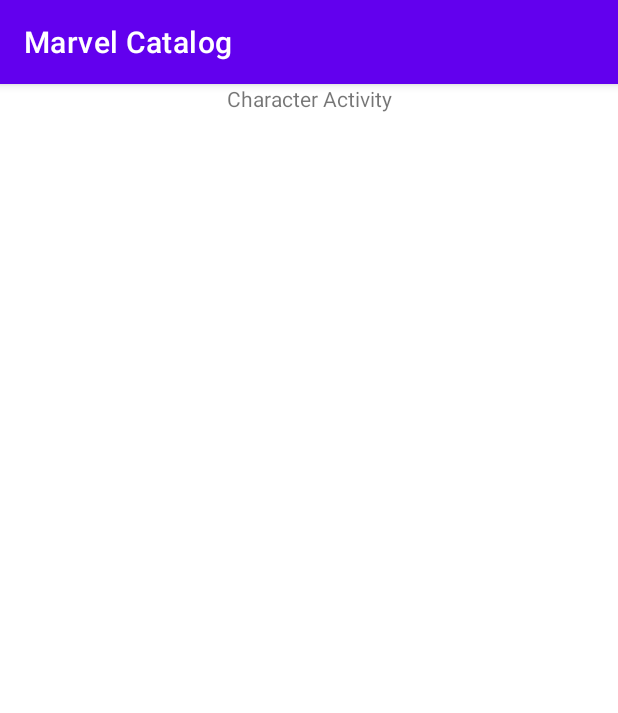
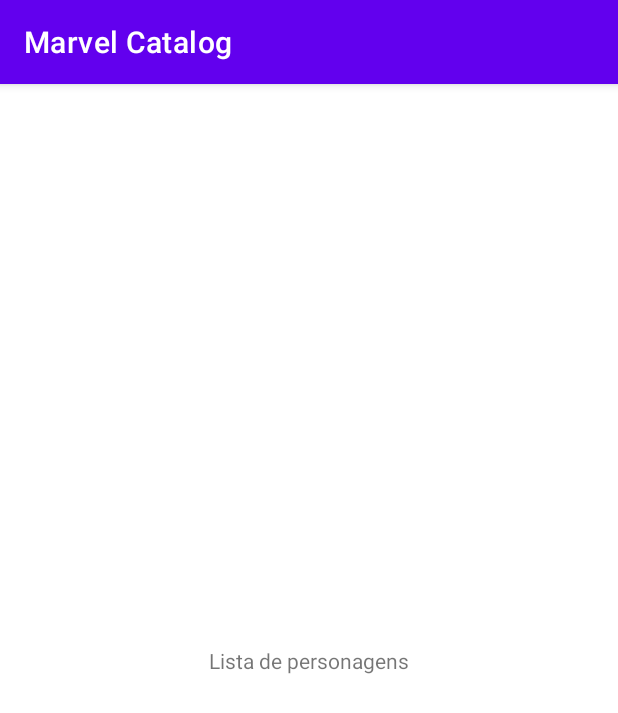
Before and after one commit to augusstoflavio/marvel-catalog, an Android app: the HomeActivity screen opened directly, with no data from a screen before it, on a phone screen of 412 x 824 dp. Shown: the top 713 px of the screen. Run offline under Robolectric (Android 15) with nearby library versions, the phone set to English and light mode, and no system bars.

Commit message:
feat: add navgraph

```diff
--- a/build.gradle
+++ b/build.gradle
@@ -12,6 +12,9 @@ buildscript {
         classpath deps.classpath.android
         classpath "org.jetbrains.kotlin:kotlin-serialization:1.6.10"
 
+        def nav_version = "2.4.1"
+        classpath "androidx.navigation:navigation-safe-args-gradle-plugin:$nav_version"
+
         // NOTE: Do not place your application dependencies here; they belong
         // in the individual module build.gradle files
     }
--- a/character/src/main/java/com/marvelcatalog/character/presentation/activity/HomeActivity.kt
+++ b/character/src/main/java/com/marvelcatalog/character/presentation/activity/HomeActivity.kt
@@ -2,12 +2,13 @@ package com.marvelcatalog.character.presentation.activity
 
 import androidx.appcompat.app.AppCompatActivity
 import android.os.Bundle
-import com.marvelcatalog.character.R
+import com.marvelcatalog.character.databinding.ActivityHomeBinding
 
 class HomeActivity : AppCompatActivity() {
 
     override fun onCreate(savedInstanceState: Bundle?) {
         super.onCreate(savedInstanceState)
-        setContentView(R.layout.activity_home)
+        val binding = ActivityHomeBinding.inflate(layoutInflater)
+        setContentView(binding.root)
     }
 }
--- /dev/null
+++ b/character/src/main/java/com/marvelcatalog/character/presentation/fragment/CharacterListFragment.kt
@@ -0,0 +1,28 @@
+package com.marvelcatalog.character.presentation.fragment
+
+import android.os.Bundle
+import android.view.LayoutInflater
+import android.view.View
+import android.view.ViewGroup
+import androidx.fragment.app.Fragment
+import com.marvelcatalog.character.databinding.FragmentCharacterListBinding
+
+class CharacterListFragment: Fragment() {
+
+    private var _binding: FragmentCharacterListBinding? = null
+    private val binding get() = _binding!!
+
+    override fun onCreateView(
+        inflater: LayoutInflater,
+        container: ViewGroup?,
+        savedInstanceState: Bundle?
+    ): View {
+        _binding = FragmentCharacterListBinding.inflate(inflater, container, false)
+        return binding.root
+    }
+
+    override fun onDestroyView() {
+        super.onDestroyView()
+        _binding = null
+    }
+}
--- a/character/src/main/res/layout/activity_home.xml
+++ b/character/src/main/res/layout/activity_home.xml
@@ -6,12 +6,15 @@
     android:layout_height="match_parent"
     tools:context=".presentation.activity.HomeActivity">
 
-    <TextView
-        android:id="@+id/textView"
-        android:layout_width="wrap_content"
-        android:layout_height="wrap_content"
-        android:text="Character Activity"
-        app:layout_constraintEnd_toEndOf="parent"
-        app:layout_constraintStart_toStartOf="parent"
-        app:layout_constraintTop_toTopOf="parent" />
+    <androidx.fragment.app.FragmentContainerView
+        android:id="@+id/nav_host_fragment"
+        android:name="androidx.navigation.fragment.NavHostFragment"
+        android:layout_width="0dp"
+        android:layout_height="0dp"
+        app:layout_constraintLeft_toLeftOf="parent"
+        app:layout_constraintRight_toRightOf="parent"
+        app:layout_constraintTop_toTopOf="parent"
+        app:layout_constraintBottom_toBottomOf="parent"
+        app:defaultNavHost="true"
+        app:navGraph="@navigation/character_nav_graph" />
 </androidx.constraintlayout.widget.ConstraintLayout>
--- /dev/null
+++ b/character/src/main/res/layout/fragment_character_list.xml
@@ -0,0 +1,17 @@
+<?xml version="1.0" encoding="utf-8"?>
+<androidx.constraintlayout.widget.ConstraintLayout xmlns:android="http://schemas.android.com/apk/res/android"
+    xmlns:app="http://schemas.android.com/apk/res-auto"
+    xmlns:tools="http://schemas.android.com/tools"
+    android:layout_width="match_parent"
+    android:layout_height="match_parent">
+
+    <TextView
+        android:id="@+id/textView"
+        android:layout_width="wrap_content"
+        android:layout_height="wrap_content"
+        android:text="Lista de personagens"
+        app:layout_constraintBottom_toBottomOf="parent"
+        app:layout_constraintEnd_toEndOf="parent"
+        app:layout_constraintStart_toStartOf="parent"
+        app:layout_constraintTop_toTopOf="parent" />
+</androidx.constraintlayout.widget.ConstraintLayout>
--- /dev/null
+++ b/character/src/main/res/navigation/character_nav_graph.xml
@@ -0,0 +1,13 @@
+<?xml version="1.0" encoding="utf-8"?>
+<navigation xmlns:android="http://schemas.android.com/apk/res/android"
+    xmlns:app="http://schemas.android.com/apk/res-auto"
+    xmlns:tools="http://schemas.android.com/tools"
+    android:id="@+id/character_nav_graph"
+    app:startDestination="@id/characterListFragment">
+
+    <fragment
+        android:id="@+id/characterListFragment"
+        android:name="com.marvelcatalog.character.presentation.fragment.CharacterListFragment"
+        android:label="CharacterListFragment"
+        tools:layout="@layout/fragment_character_list"/>
+</navigation>
```
Also changed, not shown: character/build.gradle (+15 -3 lines), 24 other files.
